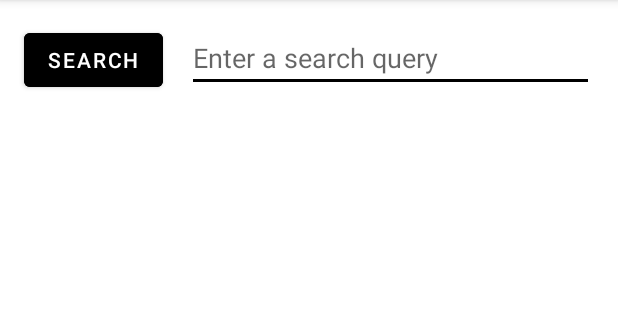
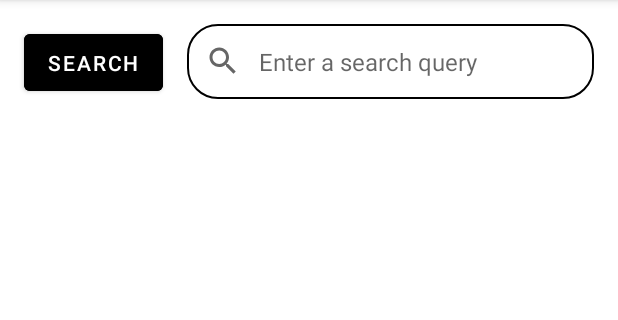
Before and after one commit to cecelja/Google_Books_Api, an Android app: the screen it shows after launch (MainActivity), on a phone screen of 412 x 824 dp, the part 84-404 px from its top. Run offline under Robolectric (Android 15) with nearby library versions, the phone set to English and light mode, and no system bars; libraries missing offline, so code that uses them is left out: com.artjimlop.altex.

Commit message:
First commit

```diff
--- a/app/src/main/java/com/example/googlebooksapi/MainActivity.java
+++ b/app/src/main/java/com/example/googlebooksapi/MainActivity.java
@@ -1,7 +1,5 @@
 package com.example.googlebooksapi;
 
-import androidx.annotation.NonNull;
-import androidx.annotation.Nullable;
 import androidx.appcompat.app.AppCompatActivity;
 import androidx.loader.app.LoaderManager;
 import androidx.loader.content.Loader;
@@ -122,9 +120,7 @@ public class MainActivity extends AppCompatActivity implements LoaderManager.Loa
                     Toast.makeText(getApplicationContext(),"Insert a valid query.",Toast. LENGTH_SHORT).show();
                     return;
                 }
-                //Checking if a valid query has been entered
-                if(countSpaces(query) == 0){
-                    //Modifyying the url with the given query
+                //Modifying the url
                 GOOGLE_BOOKS_URL =  "https://www.googleapis.com/books/v1/volumes?q="+query+"&maxResults=10";
                 Log.i(LOG_TAG, "Filip, WHERE IS THE URL " + GOOGLE_BOOKS_URL);
                 Log.i(LOG_TAG, "Filip, THE QUERY IS " + query);
@@ -132,12 +128,6 @@ public class MainActivity extends AppCompatActivity implements LoaderManager.Loa
                 searchBox.clearFocus();
                 //Run the handler thread which fetches the data from the api and displays it
                 handler.post(runnable);
-                } else {
-                    //If multiple words are entered clear the focus, clear the edittext and print a toast sending a invalid query message
-                    Toast.makeText(getApplicationContext(),"Insert a valid query.",Toast. LENGTH_SHORT).show();
-                    searchBox.clearFocus();
-                    searchBox.setText("");
-                }
             }
         });
         //Define a new runnable thread
@@ -159,7 +149,6 @@ public class MainActivity extends AppCompatActivity implements LoaderManager.Loa
     }
 
 
-    @NonNull
     @Override
     public Loader<ArrayList<BookBitmap>> onCreateLoader(int i, Bundle bundle) {
         Log.i(LOG_TAG, "Filip, Here we are in the onCreateLoader method");
@@ -178,7 +167,9 @@ public class MainActivity extends AppCompatActivity implements LoaderManager.Loa
         //Here we clear the adapter with anydata it previously had
         mAdapter.clear();
         //If the loader returns null or there is no internet create a simple message
+        if(books == null){
         textView.setText("No books found.");
+        }
         //After the data has loaded hide the progress bar
         progressBar.setVisibility(View.GONE);
         Log.i(LOG_TAG, "Filip, Here we are in the onLoadFinished method, before populating the dapter");
@@ -211,15 +202,13 @@ public class MainActivity extends AppCompatActivity implements LoaderManager.Loa
     }
 
     @Override
-    protected void onRestoreInstanceState(@NonNull Bundle savedInstanceState) {
+    protected void onRestoreInstanceState(Bundle savedInstanceState) {
         super.onRestoreInstanceState(savedInstanceState);
     }
 
     @Override
-    protected void onSaveInstanceState(@NonNull Bundle outState) {
+    protected void onSaveInstanceState(Bundle outState) {
         super.onSaveInstanceState(outState);
-
-
     }
 
     //Function that parses the query string correctly for the query api call
--- a/app/src/main/java/com/example/googlebooksapi/Utils.java
+++ b/app/src/main/java/com/example/googlebooksapi/Utils.java
@@ -95,7 +95,8 @@ public final class Utils {
                 //Here we have to check if there are images linked to the particular book
                 if(bookObject.optJSONObject("imageLinks") == null){
                     images = null;
-                    //If there are no images we assign the "nourl" string so we know to put a "no book cover found" image
+                    //If there are no images we assign the "nourl" string so we know
+                    // to put a "no book cover found" image
                     imageURL = "nourl";
                 } else {
                     //If there is an image, extract its link
--- /dev/null
+++ b/app/src/main/res/drawable/ic_baseline.xml
@@ -0,0 +1,10 @@
+<vector xmlns:android="http://schemas.android.com/apk/res/android"
+    android:width="24dp"
+    android:height="24dp"
+    android:viewportWidth="24"
+    android:viewportHeight="24"
+    android:tint="?attr/colorControlNormal">
+  <path
+      android:fillColor="@android:color/white"
+      android:pathData="M15.5,14h-0.79l-0.28,-0.27C15.41,12.59 16,11.11 16,9.5 16,5.91 13.09,3 9.5,3S3,5.91 3,9.5 5.91,16 9.5,16c1.61,0 3.09,-0.59 4.23,-1.57l0.27,0.28v0.79l5,4.99L20.49,19l-4.99,-5zM9.5,14C7.01,14 5,11.99 5,9.5S7.01,5 9.5,5 14,7.01 14,9.5 11.99,14 9.5,14z"/>
+</vector>
--- /dev/null
+++ b/app/src/main/res/drawable/shape.xml
@@ -0,0 +1,28 @@
+<?xml version="1.0" encoding="utf-8"?>
+<selector xmlns:android="http://schemas.android.com/apk/res/android">
+
+    <item android:state_enabled="true" android:state_focused="true">
+
+        <shape android:shape="rectangle">
+
+            <solid android:color="@color/white"/>
+            <corners android:radius="20dp"/>
+            <stroke android:color="@color/black" android:width="1dp"/>
+
+        </shape>
+
+    </item>
+
+    <item android:state_enabled="true">
+
+        <shape android:shape="rectangle">
+
+            <solid android:color="@color/white"/>
+            <corners android:radius="20dp"/>
+            <stroke android:color="@color/black" android:width="1dp"/>
+
+        </shape>
+
+    </item>
+
+</selector>
--- a/app/src/main/res/layout/activity_main.xml
+++ b/app/src/main/res/layout/activity_main.xml
@@ -11,7 +11,6 @@
         android:id="@+id/linear"
         android:layout_width="match_parent"
         android:layout_height="wrap_content"
-        android:layout_marginBottom="16dp"
         android:orientation="horizontal">
 
         <Button
@@ -19,20 +18,28 @@
             android:id="@+id/button"
             android:backgroundTint="@color/black"
             android:text="Search"
+            android:layout_marginBottom="16dp"
             android:layout_marginTop="16dp"
             android:layout_marginLeft="16dp"
-            android:layout_height="wrap_content"
+            android:layout_height="50dp"
             android:layout_marginRight="16dp"
             android:layout_weight="0" />
 
         <EditText
             android:id="@+id/search_box"
             android:layout_marginTop="16dp"
+            android:layout_marginBottom="16dp"
             android:layout_marginRight="16dp"
+            android:background="@drawable/shape"
+            android:paddingStart="12dp"
+            android:paddingEnd="12dp"
             android:layout_width="match_parent"
-            android:layout_height="wrap_content"
+            android:drawablePadding="12dp"
+            android:layout_height="50dp"
+            android:drawableStart="@drawable/ic_baseline"
             android:layout_weight="1"
             android:hint="Enter a search query"
+            android:textSize="16sp"
             android:inputType="text" />
 
     </LinearLayout>
--- a/app/src/main/res/values/strings.xml
+++ b/app/src/main/res/values/strings.xml
@@ -1,3 +1,5 @@
 <resources>
     <string name="app_name">Google Books Api</string>
+
+
 </resources>
```
Lines whose indentation alone changed are shown as unchanged.
